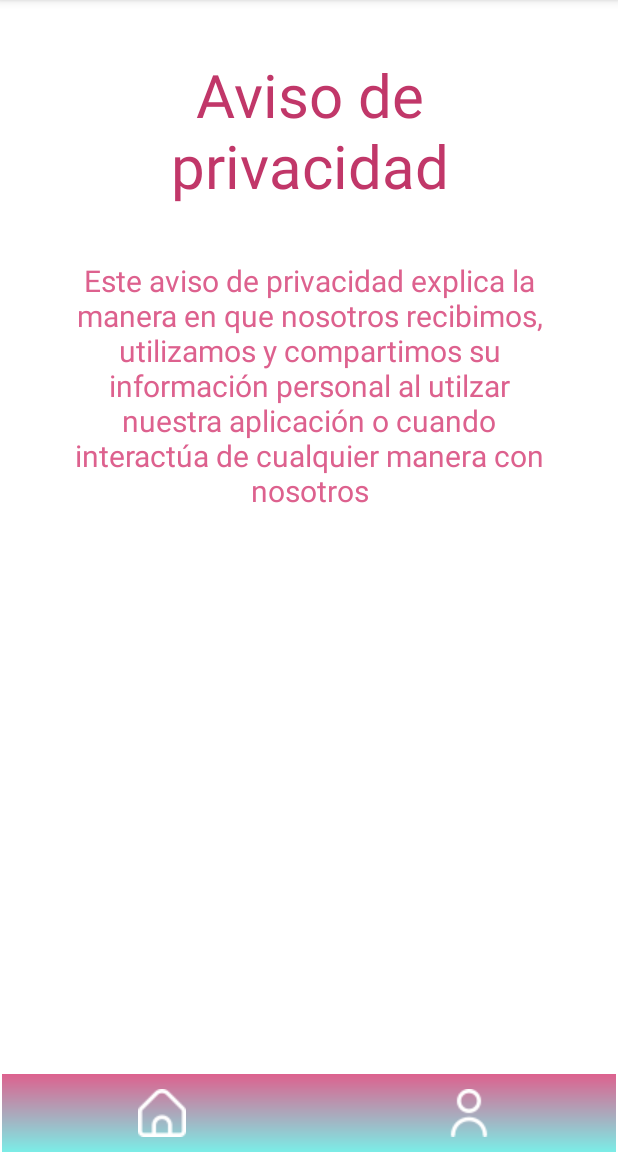
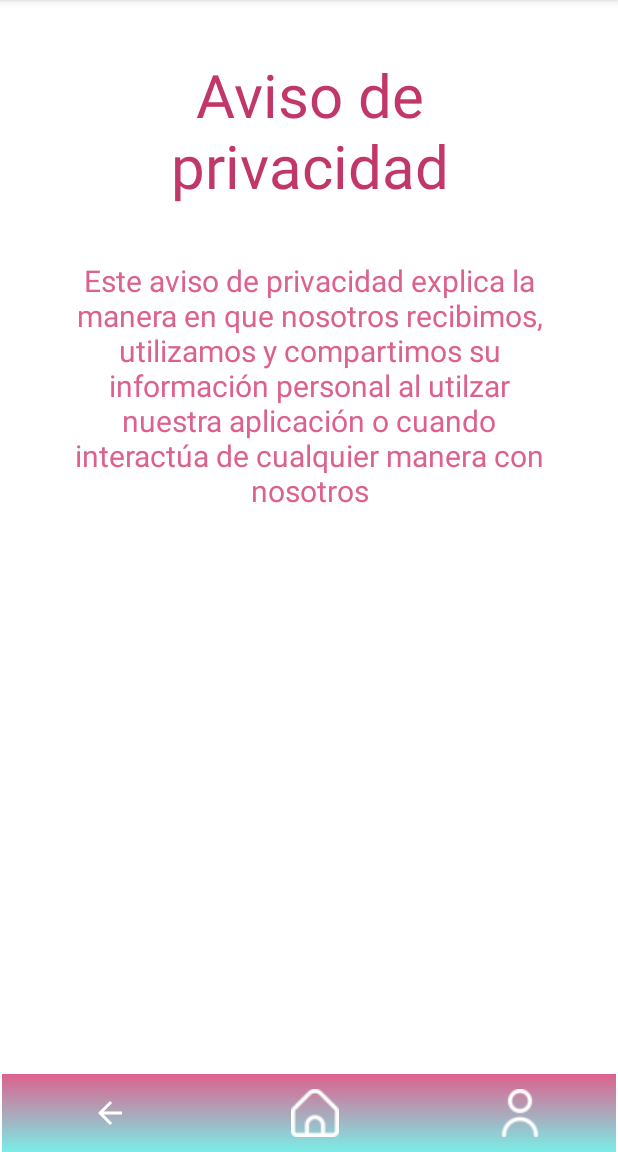
Before and after one commit to andreitaglz1/Blooming-App, an Android app: the screen it shows after launch (PrivacyActivity), in the side drawer, after a tap on "Aviso de Privacidad", on a phone screen of 412 x 824 dp, the part 84-1236 px from its top. Run offline under Robolectric (Android 15) with nearby library versions, the phone set to English and light mode, and no system bars.

Commit message:
Navegation and New Icon

```diff
--- a/app/src/main/java/ni/edu/uca/blooming/HelpActivity.kt
+++ b/app/src/main/java/ni/edu/uca/blooming/HelpActivity.kt
@@ -1,11 +1,23 @@
 package ni.edu.uca.blooming
 
+import android.content.Intent
 import androidx.appcompat.app.AppCompatActivity
 import android.os.Bundle
+import ni.edu.uca.blooming.databinding.ActivityHelpBinding
 
 class HelpActivity : AppCompatActivity() {
+    private lateinit var binding:ActivityHelpBinding
+
     override fun onCreate(savedInstanceState: Bundle?) {
         super.onCreate(savedInstanceState)
-        setContentView(R.layout.activity_help)
+        binding = ActivityHelpBinding.inflate(layoutInflater)
+        setContentView(binding.root)
+
+        binding.btnHome.setOnClickListener {
+            startActivity(Intent(this@HelpActivity, MainActivity::class.java))
+        }
+        binding.btnUser.setOnClickListener {
+            startActivity(Intent(this@HelpActivity, InfoAccountActivity::class.java))
+            }
     }
 }
--- a/app/src/main/java/ni/edu/uca/blooming/LoginActivity.kt
+++ b/app/src/main/java/ni/edu/uca/blooming/LoginActivity.kt
@@ -19,7 +19,7 @@ class LoginActivity : AppCompatActivity() {
             startActivity(Intent(this@LoginActivity, CreateAccountActivity::class.java))
         }
         binding.btnLogin.setOnClickListener {
-
+            startActivity(Intent(this@LoginActivity, MainActivity::class.java))
         }
     }
 }
--- a/app/src/main/java/ni/edu/uca/blooming/PostActivity.kt
+++ b/app/src/main/java/ni/edu/uca/blooming/PostActivity.kt
@@ -8,6 +8,7 @@ import ni.edu.uca.blooming.databinding.ActivityPostBinding
 
 class PostActivity : AppCompatActivity() {
     private lateinit var binding: ActivityPostBinding
+
     override fun onCreate(savedInstanceState: Bundle?) {
         super.onCreate(savedInstanceState)
         binding = ActivityPostBinding.inflate(layoutInflater)
--- a/app/src/main/java/ni/edu/uca/blooming/PrivacyActivity.kt
+++ b/app/src/main/java/ni/edu/uca/blooming/PrivacyActivity.kt
@@ -1,11 +1,23 @@
 package ni.edu.uca.blooming
 
+import android.content.Intent
 import androidx.appcompat.app.AppCompatActivity
 import android.os.Bundle
+import ni.edu.uca.blooming.databinding.ActivityPrivacyBinding
 
 class PrivacyActivity : AppCompatActivity() {
+    private lateinit var binding:ActivityPrivacyBinding
+
     override fun onCreate(savedInstanceState: Bundle?) {
         super.onCreate(savedInstanceState)
+        binding = ActivityPrivacyBinding.inflate(layoutInflater)
         setContentView(R.layout.activity_privacy)
+
+        binding.btnHome.setOnClickListener {
+            startActivity(Intent(this@PrivacyActivity, MainActivity::class.java))
+        }
+        binding.btnUser.setOnClickListener {
+            startActivity(Intent(this@PrivacyActivity, InfoAccountActivity::class.java))
+        }
     }
 }
--- a/app/src/main/java/ni/edu/uca/blooming/UsabilityActivity.kt
+++ b/app/src/main/java/ni/edu/uca/blooming/UsabilityActivity.kt
@@ -4,6 +4,7 @@ import androidx.appcompat.app.AppCompatActivity
 import android.os.Bundle
 
 class UsabilityActivity : AppCompatActivity() {
+
     override fun onCreate(savedInstanceState: Bundle?) {
         super.onCreate(savedInstanceState)
         setContentView(R.layout.activity_usability)
--- /dev/null
+++ b/app/src/main/res/drawable/back_icon.xml
@@ -0,0 +1,5 @@
+<vector android:autoMirrored="true" android:height="24dp"
+    android:tint="#FFFFFF" android:viewportHeight="24"
+    android:viewportWidth="24" android:width="24dp" xmlns:android="http://schemas.android.com/apk/res/android">
+    <path android:fillColor="@android:color/white" android:pathData="M20,11H7.83l5.59,-5.59L12,4l-8,8 8,8 1.41,-1.41L7.83,13H20v-2z"/>
+</vector>
--- a/app/src/main/res/layout/activity_post.xml
+++ b/app/src/main/res/layout/activity_post.xml
@@ -34,6 +34,7 @@
         app:layout_constraintBottom_toBottomOf="parent"
         app:layout_constraintEnd_toEndOf="parent"
         app:layout_constraintStart_toStartOf="parent">
+
         <Button
             android:id="@+id/btnHome"
             android:layout_width="wrap_content"
--- a/app/src/main/res/layout/activity_privacy.xml
+++ b/app/src/main/res/layout/activity_privacy.xml
@@ -48,6 +48,15 @@
       app:layout_constraintStart_toStartOf="parent">
 
     <Button
+        android:id="@+id/btnBack"
+        android:layout_width="wrap_content"
+        android:layout_height="wrap_content"
+        android:layout_weight="1"
+        android:background="@android:color/transparent"
+        app:icon="@drawable/back_icon"
+        app:iconGravity="textEnd" />
+
+    <Button
         android:id="@+id/btnHome"
         android:layout_width="wrap_content"
         android:layout_height="wrap_content"
--- a/app/src/main/res/menu/nav_menu.xml
+++ b/app/src/main/res/menu/nav_menu.xml
@@ -18,7 +18,7 @@
 
     <item android:id="@+id/navTerminos"
         android:menuCategory="system"
-        android:title="@string/t_rminos_y_condiciones"
+        android:title="@string/terminos_y_condiciones"
         android:icon="@drawable/term_y_condiciones_icon"/>
 
 </menu>
```
Also changed, not shown: app/src/main/java/ni/edu/uca/blooming/TerminosyCondiciones.kt (+14 -1 lines), app/src/main/res/layout/activity_help.xml (+9 -0 lines), app/src/main/res/layout/activity_login.xml (+5 -17 lines), app/src/main/res/layout/activity_terminosy_condiciones.xml (+9 -0 lines), app/src/main/res/layout/activity_usability.xml (+9 -0 lines).
